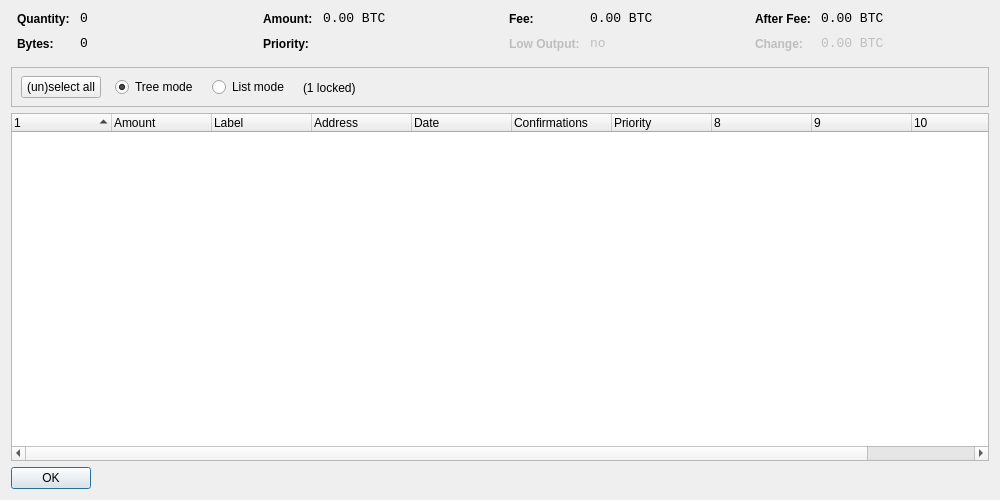
First picture: the form in src/qt/forms/coincontroldialog.ui, repository CloudMining/outastracoin, before the edit.
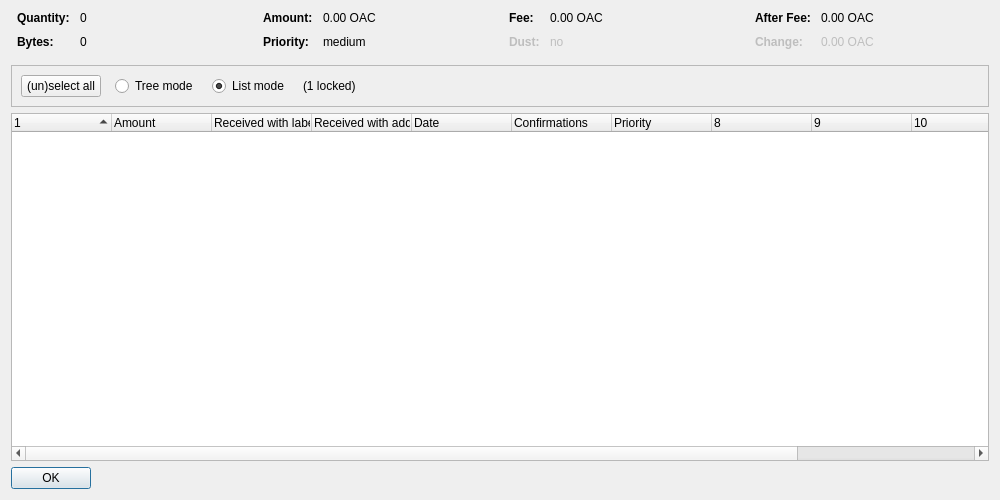
Second picture: the form after the edit. Custom widgets are drawn as their Qt base class.

Patch:
```diff
--- a/src/qt/forms/coincontroldialog.ui
+++ b/src/qt/forms/coincontroldialog.ui
@@ -38,8 +38,11 @@
        </property>
        <item row="0" column="0">
         <widget class="QLabel" name="labelCoinControlQuantityText">
-         <property name="styleSheet">
-          <string notr="true">font-weight:bold;</string>
+         <property name="font">
+          <font>
+           <weight>75</weight>
+           <bold>true</bold>
+          </font>
          </property>
          <property name="text">
           <string>Quantity:</string>
@@ -48,12 +51,6 @@
        </item>
        <item row="0" column="1">
         <widget class="QLabel" name="labelCoinControlQuantity">
-         <property name="font">
-          <font>
-           <family>Monospace</family>
-           <pointsize>10</pointsize>
-          </font>
-         </property>
          <property name="cursor">
           <cursorShape>IBeamCursor</cursorShape>
          </property>
@@ -70,8 +67,11 @@
        </item>
        <item row="1" column="0">
         <widget class="QLabel" name="labelCoinControlBytesText">
-         <property name="styleSheet">
-          <string notr="true">font-weight:bold;</string>
+         <property name="font">
+          <font>
+           <weight>75</weight>
+           <bold>true</bold>
+          </font>
          </property>
          <property name="text">
           <string>Bytes:</string>
@@ -80,12 +80,6 @@
        </item>
        <item row="1" column="1">
         <widget class="QLabel" name="labelCoinControlBytes">
-         <property name="font">
-          <font>
-           <family>Monospace</family>
-           <pointsize>10</pointsize>
-          </font>
-         </property>
          <property name="cursor">
           <cursorShape>IBeamCursor</cursorShape>
          </property>
@@ -118,8 +112,11 @@
        </property>
        <item row="0" column="0">
         <widget class="QLabel" name="labelCoinControlAmountText">
-         <property name="styleSheet">
-          <string notr="true">font-weight:bold;</string>
+         <property name="font">
+          <font>
+           <weight>75</weight>
+           <bold>true</bold>
+          </font>
          </property>
          <property name="text">
           <string>Amount:</string>
@@ -128,12 +125,6 @@
        </item>
        <item row="0" column="1">
         <widget class="QLabel" name="labelCoinControlAmount">
-         <property name="font">
-          <font>
-           <family>Monospace</family>
-           <pointsize>10</pointsize>
-          </font>
-         </property>
          <property name="cursor">
           <cursorShape>IBeamCursor</cursorShape>
          </property>
@@ -141,7 +132,7 @@
           <enum>Qt::ActionsContextMenu</enum>
          </property>
          <property name="text">
-          <string notr="true">0.00 BTC</string>
+          <string notr="true">0.00 OAC</string>
          </property>
          <property name="textInteractionFlags">
           <set>Qt::LinksAccessibleByMouse|Qt::TextSelectableByKeyboard|Qt::TextSelectableByMouse</set>
@@ -150,8 +141,11 @@
        </item>
        <item row="1" column="0">
         <widget class="QLabel" name="labelCoinControlPriorityText">
-         <property name="styleSheet">
-          <string notr="true">font-weight:bold;</string>
+         <property name="font">
+          <font>
+           <weight>75</weight>
+           <bold>true</bold>
+          </font>
          </property>
          <property name="text">
           <string>Priority:</string>
@@ -160,12 +154,6 @@
        </item>
        <item row="1" column="1">
         <widget class="QLabel" name="labelCoinControlPriority">
-         <property name="font">
-          <font>
-           <family>Monospace</family>
-           <pointsize>10</pointsize>
-          </font>
-         </property>
          <property name="cursor">
           <cursorShape>IBeamCursor</cursorShape>
          </property>
@@ -173,7 +161,7 @@
           <enum>Qt::ActionsContextMenu</enum>
          </property>
          <property name="text">
-          <string/>
+          <string notr="true">medium</string>
          </property>
          <property name="textInteractionFlags">
           <set>Qt::LinksAccessibleByMouse|Qt::TextSelectableByKeyboard|Qt::TextSelectableByMouse</set>
@@ -198,8 +186,11 @@
        </property>
        <item row="0" column="0">
         <widget class="QLabel" name="labelCoinControlFeeText">
-         <property name="styleSheet">
-          <string notr="true">font-weight:bold;</string>
+         <property name="font">
+          <font>
+           <weight>75</weight>
+           <bold>true</bold>
+          </font>
          </property>
          <property name="text">
           <string>Fee:</string>
@@ -208,12 +199,6 @@
        </item>
        <item row="0" column="1">
         <widget class="QLabel" name="labelCoinControlFee">
-         <property name="font">
-          <font>
-           <family>Monospace</family>
-           <pointsize>10</pointsize>
-          </font>
-         </property>
          <property name="cursor">
           <cursorShape>IBeamCursor</cursorShape>
          </property>
@@ -221,7 +206,7 @@
           <enum>Qt::ActionsContextMenu</enum>
          </property>
          <property name="text">
-          <string notr="true">0.00 BTC</string>
+          <string notr="true">0.00 OAC</string>
          </property>
          <property name="textInteractionFlags">
           <set>Qt::LinksAccessibleByMouse|Qt::TextSelectableByKeyboard|Qt::TextSelectableByMouse</set>
@@ -233,11 +218,14 @@
          <property name="enabled">
           <bool>false</bool>
          </property>
-         <property name="styleSheet">
-          <string notr="true">font-weight:bold;</string>
+         <property name="font">
+          <font>
+           <weight>75</weight>
+           <bold>true</bold>
+          </font>
          </property>
          <property name="text">
-          <string>Low Output:</string>
+          <string>Dust:</string>
          </property>
         </widget>
        </item>
@@ -246,12 +234,6 @@
          <property name="enabled">
           <bool>false</bool>
          </property>
-         <property name="font">
-          <font>
-           <family>Monospace</family>
-           <pointsize>10</pointsize>
-          </font>
-         </property>
          <property name="cursor">
           <cursorShape>IBeamCursor</cursorShape>
          </property>
@@ -284,8 +266,11 @@
        </property>
        <item row="0" column="0">
         <widget class="QLabel" name="labelCoinControlAfterFeeText">
-         <property name="styleSheet">
-          <string notr="true">font-weight:bold;</string>
+         <property name="font">
+          <font>
+           <weight>75</weight>
+           <bold>true</bold>
+          </font>
          </property>
          <property name="text">
           <string>After Fee:</string>
@@ -294,12 +279,6 @@
        </item>
        <item row="0" column="1">
         <widget class="QLabel" name="labelCoinControlAfterFee">
-         <property name="font">
-          <font>
-           <family>Monospace</family>
-           <pointsize>10</pointsize>
-          </font>
-         </property>
          <property name="cursor">
           <cursorShape>IBeamCursor</cursorShape>
          </property>
@@ -307,7 +286,7 @@
           <enum>Qt::ActionsContextMenu</enum>
          </property>
          <property name="text">
-          <string notr="true">0.00 BTC</string>
+          <string notr="true">0.00 OAC</string>
          </property>
          <property name="textInteractionFlags">
           <set>Qt::LinksAccessibleByMouse|Qt::TextSelectableByKeyboard|Qt::TextSelectableByMouse</set>
@@ -319,8 +298,11 @@
          <property name="enabled">
           <bool>false</bool>
          </property>
-         <property name="styleSheet">
-          <string notr="true">font-weight:bold;</string>
+         <property name="font">
+          <font>
+           <weight>75</weight>
+           <bold>true</bold>
+          </font>
          </property>
          <property name="text">
           <string>Change:</string>
@@ -332,12 +314,6 @@
          <property name="enabled">
           <bool>false</bool>
          </property>
-         <property name="font">
-          <font>
-           <family>Monospace</family>
-           <pointsize>10</pointsize>
-          </font>
-         </property>
          <property name="cursor">
           <cursorShape>IBeamCursor</cursorShape>
          </property>
@@ -345,7 +321,7 @@
           <enum>Qt::ActionsContextMenu</enum>
          </property>
          <property name="text">
-          <string notr="true">0.00 BTC</string>
+          <string notr="true">0.00 OAC</string>
          </property>
          <property name="textInteractionFlags">
           <set>Qt::LinksAccessibleByMouse|Qt::TextSelectableByKeyboard|Qt::TextSelectableByMouse</set>
@@ -370,15 +346,8 @@
      <property name="frameShadow">
       <enum>QFrame::Sunken</enum>
      </property>
-     <widget class="QWidget" name="horizontalLayoutWidget">
-      <property name="geometry">
-       <rect>
-        <x>10</x>
-        <y>0</y>
-        <width>781</width>
-        <height>41</height>
-       </rect>
-      </property>
+     <layout class="QHBoxLayout" name="horizontalLayout">
+      <item>
       <layout class="QHBoxLayout" name="horizontalLayoutPanel" stretch="0,0,0,0,0">
        <property name="spacing">
         <number>14</number>
@@ -394,6 +363,9 @@
          <property name="text">
           <string>(un)select all</string>
          </property>
+          <property name="autoDefault">
+           <bool>false</bool>
+          </property>
         </widget>
        </item>
        <item>
@@ -407,9 +379,6 @@
          <property name="text">
           <string>Tree mode</string>
          </property>
-         <property name="checked">
-          <bool>true</bool>
-         </property>
         </widget>
        </item>
        <item>
@@ -423,6 +392,9 @@
          <property name="text">
           <string>List mode</string>
          </property>
+          <property name="checked">
+           <bool>true</bool>
+          </property>
         </widget>
        </item>
        <item>
@@ -446,7 +418,8 @@
         </spacer>
        </item>
       </layout>
-     </widget>
+      </item>
+     </layout>
     </widget>
    </item>
    <item>
@@ -458,7 +431,7 @@
       <bool>false</bool>
      </property>
      <property name="columnCount">
-      <number>11</number>
+      <number>12</number>
      </property>
      <attribute name="headerShowSortIndicator" stdset="0">
       <bool>true</bool>
@@ -478,12 +451,12 @@
      </column>
      <column>
       <property name="text">
-       <string notr="true">Label</string>
+       <string>Received with label</string>
       </property>
      </column>
      <column>
       <property name="text">
-       <string>Address</string>
+       <string>Received with address</string>
       </property>
      </column>
      <column>
@@ -524,6 +497,11 @@
        <string/>
       </property>
      </column>
+     <column>
+      <property name="text">
+       <string/>
+      </property>
+     </column>
     </widget>
    </item>
    <item>
```
Left out of the diff: 6 changed lines with no effect on the pictures. Lines whose indentation alone changed are shown as unchanged.
